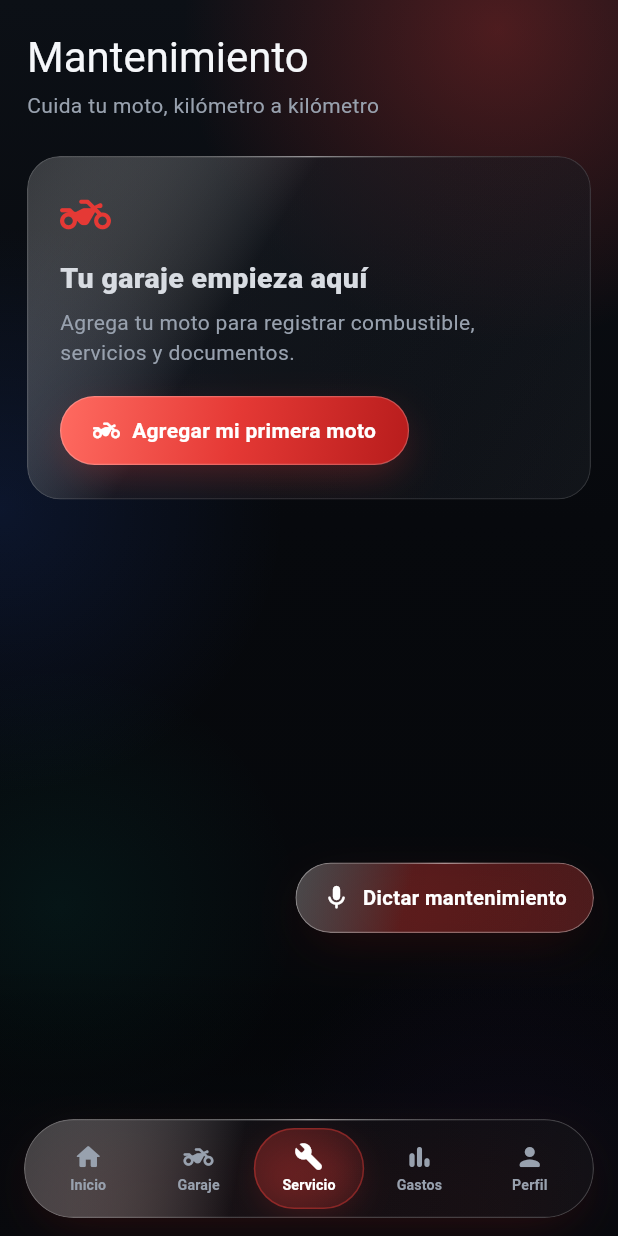
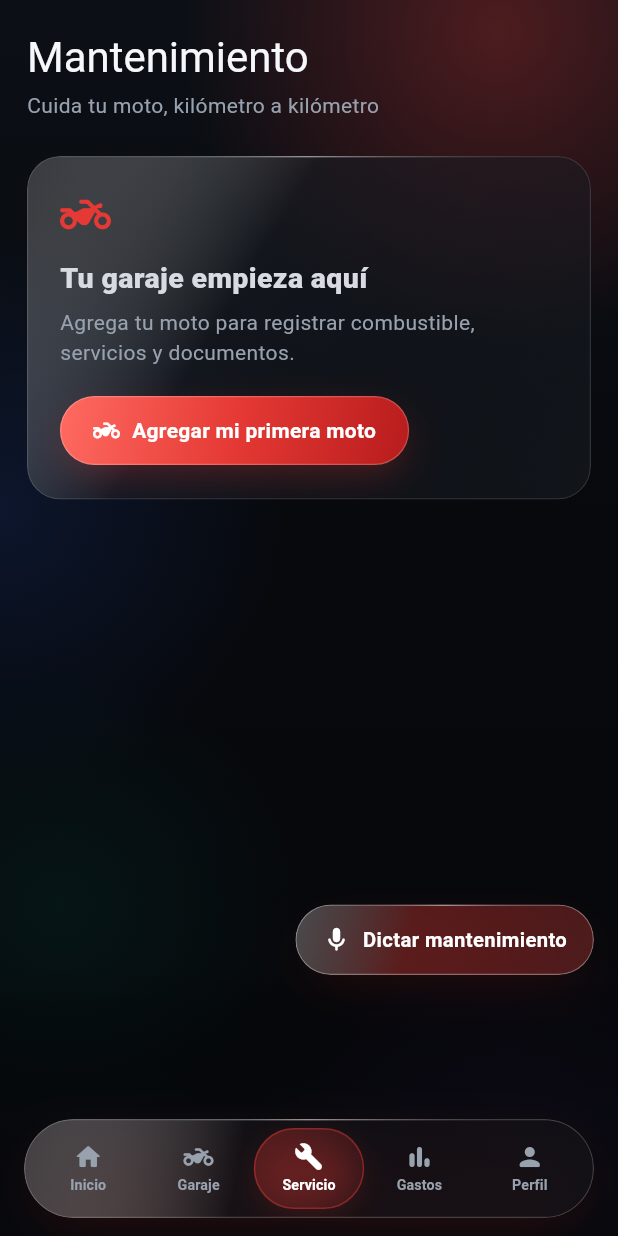
Before and after one commit to DanielELpro321/Mi-garaje-app, a Flutter app: the screen it shows after launch, item 3 of the bottom bar chosen, on a phone screen of 412 x 824 dp. Run offline on Flutter 3.47's test engine with Material 3 defaults, Android fonts, the phone set to English and light mode, and no system bars; our stand-ins replace file_picker, image_picker, shared_preferences, speech_to_text; missing offline and left inert: google_mlkit_text_recognition.

Commit message:
fix: anchor FAB above nav and revert voice/text chooser to direct form (avoids pending timers)

```diff
--- a/app_flutter/lib/main.dart
+++ b/app_flutter/lib/main.dart
@@ -951,7 +951,7 @@ class _GarageAppState extends State<GarageApp> {
                 ],
               ),
               floatingActionButton: Padding(
-                padding: const EdgeInsets.only(bottom: 108),
+                padding: const EdgeInsets.only(bottom: 80),
                 child: switch (_tab) {
                 2 => _LiquidFab(
                   icon: Icons.mic_rounded,
```
